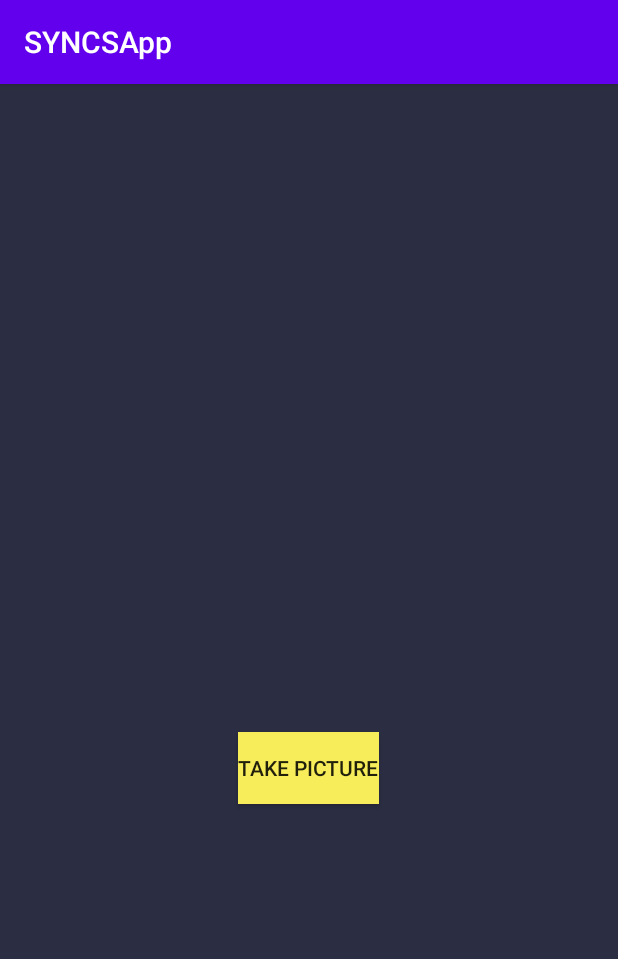
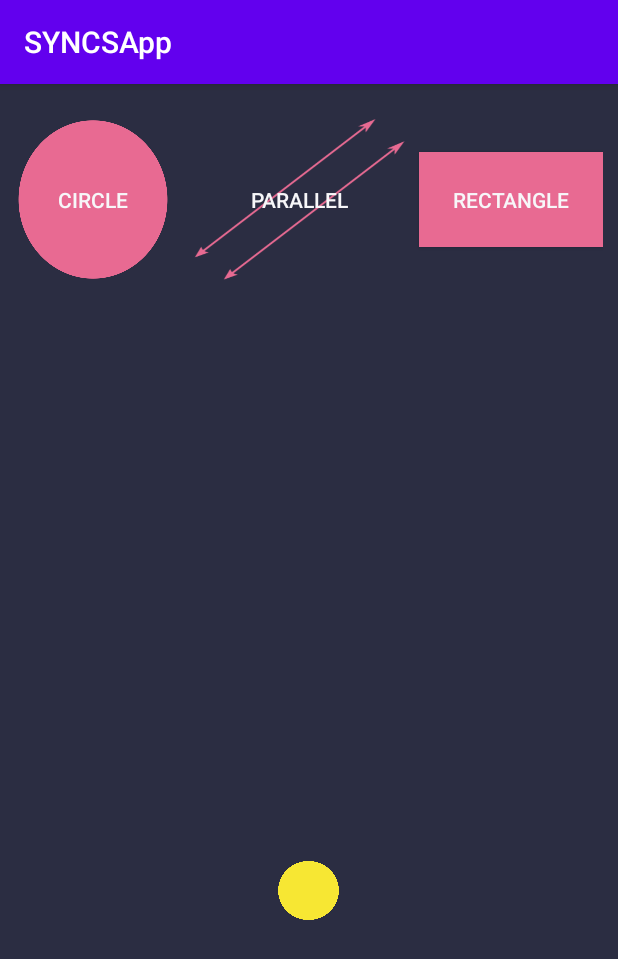
Before and after one commit to AndyLiu11037/SYNCS-hackathon, an Android app: the CameraActivity screen opened directly, with no data from a screen before it, on a phone screen of 412 x 824 dp. Shown: the top 959 px of the screen. Run offline under Robolectric (Android 15) with nearby library versions, the phone set to English and light mode, and no system bars.

Commit message:
camera design updated

```diff
--- a/Front-End/app/src/main/java/com/example/syncsapp/CameraActivity.kt
+++ b/Front-End/app/src/main/java/com/example/syncsapp/CameraActivity.kt
@@ -3,7 +3,6 @@ package com.example.syncsapp
 
 import android.app.Activity
 import android.content.Intent
-import android.graphics.Bitmap
 import android.graphics.BitmapFactory
 import android.os.Bundle
 import android.os.Environment
--- a/Front-End/app/src/main/res/layout/activity_camera.xml
+++ b/Front-End/app/src/main/res/layout/activity_camera.xml
@@ -8,23 +8,62 @@
     android:orientation="vertical"
     tools:context=".CameraActivity">
 
+    <LinearLayout
+        android:layout_width="fill_parent"
+        android:layout_height="124dp"
+        android:layout_marginLeft="4dp"
+        android:layout_marginTop="15dp"
+        android:layout_marginRight="10dp"
+        android:background="#2B2D42"
+        android:weightSum="9">
 
+        <Button
+            android:id="@+id/circleButton"
+            android:layout_width="59dp"
+            android:layout_height="123dp"
+            android:layout_weight="3"
+            android:background="@drawable/circletab"
+            android:backgroundTint="#E86A92"
+            android:text="Circle"
+            android:textColor="#F7F7F9" />
+
+        <Button
+            android:id="@+id/parallelButton"
+            android:layout_width="102dp"
+            android:layout_height="122dp"
+            android:layout_weight="3"
+            android:background="@drawable/parallellines"
+            android:backgroundTint="#E86A92"
+            android:text="Parallel"
+            android:textColor="#F7F7F9" />
+
+        <Button
+            android:id="@+id/rectangleButton"
+            android:layout_width="65dp"
+            android:layout_height="63dp"
+            android:layout_weight="3"
+            android:background="@drawable/rectangle"
+            android:backgroundTint="#E86A92"
+            android:text="Rectangle"
+            android:textColor="#F7F7F9" />
+
+    </LinearLayout>
 
     <ImageView
         android:id="@+id/imageView"
         android:layout_width="match_parent"
-        android:layout_height="400dp"
-        android:layout_marginTop="16dp"
+        android:layout_height="350dp"
+        android:layout_marginTop="10dp"
         android:src="@mipmap/ic_launcher"
         android:visibility="invisible" />
 
     <Button
         android:id="@+id/takePicture"
-        android:layout_width="wrap_content"
-        android:layout_height="wrap_content"
+        android:layout_width="47dp"
+        android:layout_height="46dp"
         android:layout_gravity="center_horizontal"
-        android:layout_marginTop="16dp"
-        android:background="#F7EC59"
-        android:text="Take Picture" />
+        android:layout_marginTop="15dp"
+        android:background="@drawable/circletab"
+        android:backgroundTint="#F7E733" />
 
 </LinearLayout>
```
Also changed, not shown: Front-End/app/src/main/res/drawable-v24/circletab.png (added), Front-End/app/src/main/res/drawable-v24/oval.jpg (added), Front-End/app/src/main/res/drawable-v24/parallellines.png (added), Front-End/app/src/main/res/drawable-v24/rectangle.jpg (added).
